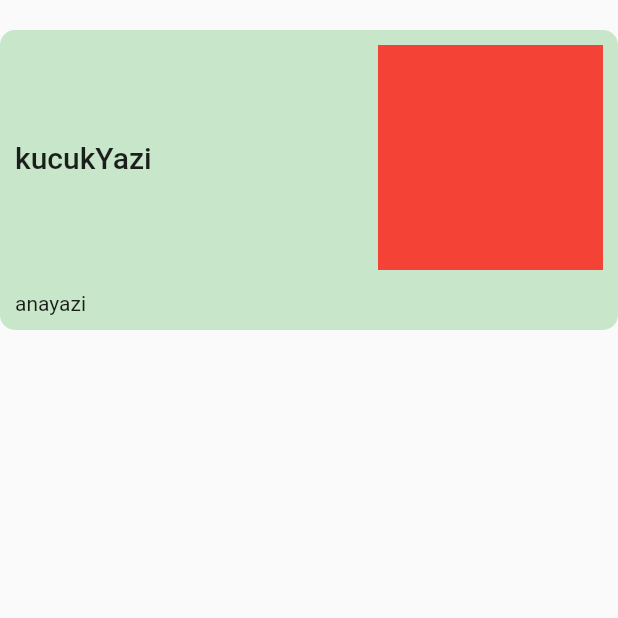
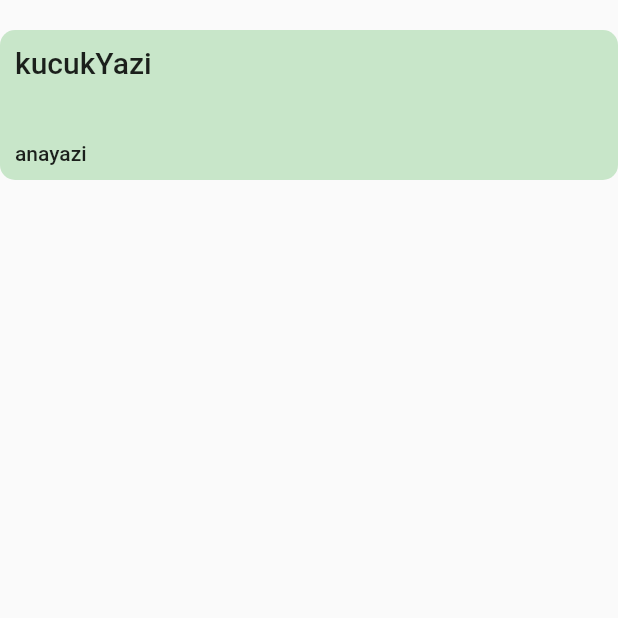
Before and after one commit to batucode1/3311456_213311077, a Flutter app: the PostView screen opened directly with sample values from the repository, on a phone screen of 412 x 824 dp, the top half of it. Run offline on Flutter 3.47's test engine with Material 2 defaults, Android fonts, the light colour scheme and no system bars; our stand-ins replace carousel_slider.

Commit message:
yorum deneme

```diff
--- a/lib/comment/comments_view.dart
+++ b/lib/comment/comments_view.dart
@@ -10,7 +10,9 @@ class PostView extends StatelessWidget {
 
   @override
   Widget build(BuildContext context) {
-    return SafeArea(
+    return Scaffold(
+
+      body: SafeArea(
         child: Container(
           decoration: BoxDecoration(
             borderRadius: BorderRadius.circular(10),
@@ -18,25 +20,20 @@ class PostView extends StatelessWidget {
           ),
           margin: EdgeInsets.only(top: 20, bottom: 20),
           width: double.maxFinite,
-        height: 200,
+          height: 100,
           child: Padding(
             padding: EdgeInsets.all(10),
             child: Column(
               crossAxisAlignment: CrossAxisAlignment.start,
               mainAxisAlignment: MainAxisAlignment.spaceBetween,
               children: [
-              Row(
-                mainAxisAlignment: MainAxisAlignment.spaceBetween,
-                children: [
                 Text(
                   yorum.gidilenYer!,
                   style: Theme.of(context).textTheme.headline6,
                 ),
-                  Container(color: Colors.red, width: 150, height: 150),
+                Text(yorum.gideninYorumu!,style: Theme.of(context).textTheme.labelLarge,),
               ],
             ),
-              Text(yorum.gideninYorumu!),
-            ],
           ),
         ),
       ),
--- a/lib/constants/string_constant.dart
+++ b/lib/constants/string_constant.dart
@@ -14,4 +14,10 @@ class StringConstant {
 
   static const String kullaniciAdi = "Kullanıcı Adı";
   static const String sifre = "Şifre";
+
+static const String yorumSayfasiBaslik="Yorumunu İnsanlarla Paylaş";
+static const String yorumSayfasiGonderiBasligi="Nereyi Gezdiniz ";
+static const String yorumSayfasiYorumBasligi="Geziniz Hakkındaki Düşünceleriniz";
+
+
 }
--- a/lib/main.dart
+++ b/lib/main.dart
@@ -21,6 +21,7 @@ class MyApp extends StatelessWidget {
   Widget build(BuildContext context) {
     return MaterialApp(
       onGenerateRoute: RouteNavigasyon.routeNavigasyon,
+
       debugShowCheckedModeBanner: false,
       title: '',
       theme: ThemeData(
```
Also changed, not shown: lib/view/screens/tabs_screen/favoriler.dart (+26 -33 lines), 1 other file. Lines whose indentation alone changed are shown as unchanged.
